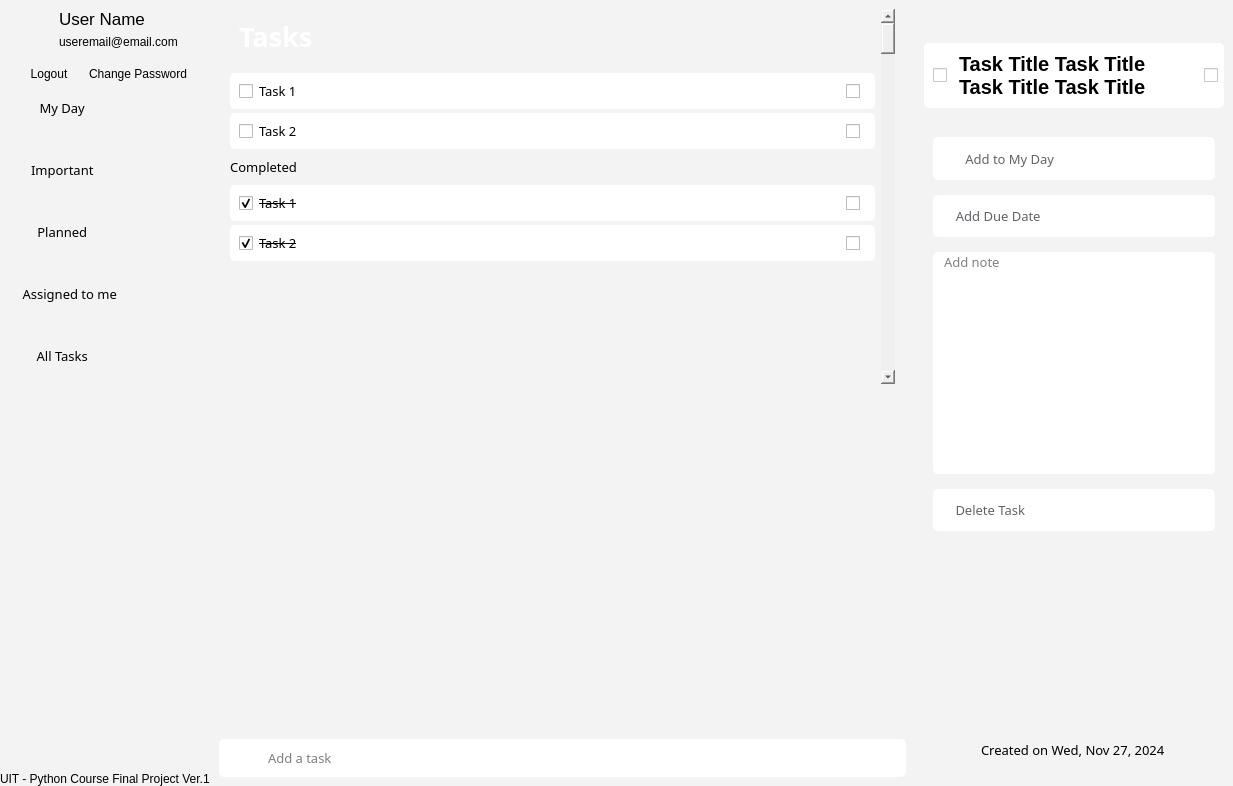
Before: the Qt Designer form ui/ui-design.ui in AgentMajin/taskify, drawn with Qt 5.
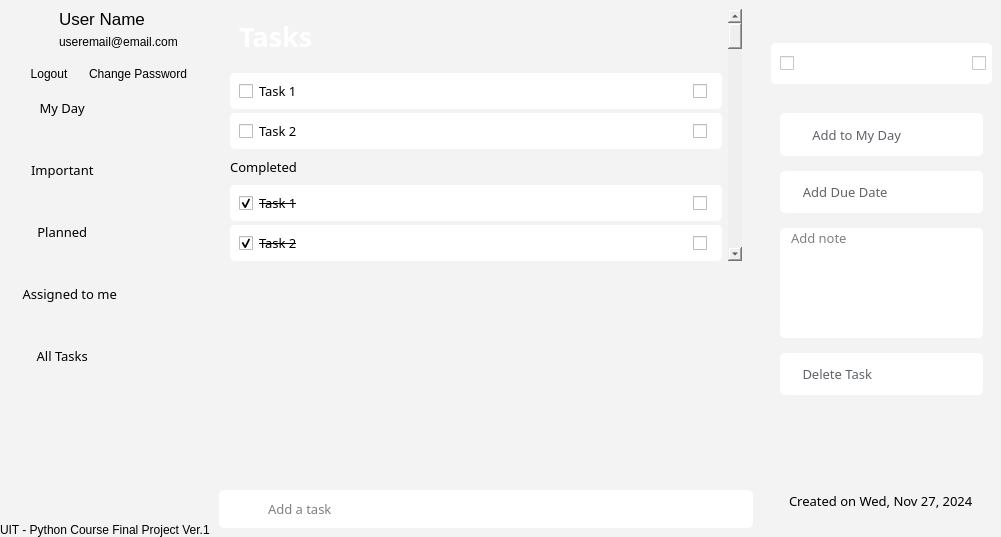
After: the same form once the commit is applied. Icons and pictures are not drawn.

```diff
--- a/ui/ui-design.ui
+++ b/ui/ui-design.ui
@@ -6,8 +6,8 @@
    <rect>
     <x>0</x>
     <y>0</y>
-    <width>1233</width>
-    <height>786</height>
+    <width>1001</width>
+    <height>537</height>
    </rect>
   </property>
   <property name="sizePolicy">
@@ -3549,7 +3549,7 @@
                 </font>
                </property>
                <property name="text">
-                <string>Task Title Task Title Task Title Task Title</string>
+                <string/>
                </property>
                <property name="wordWrap">
                 <bool>true</bool>
```
